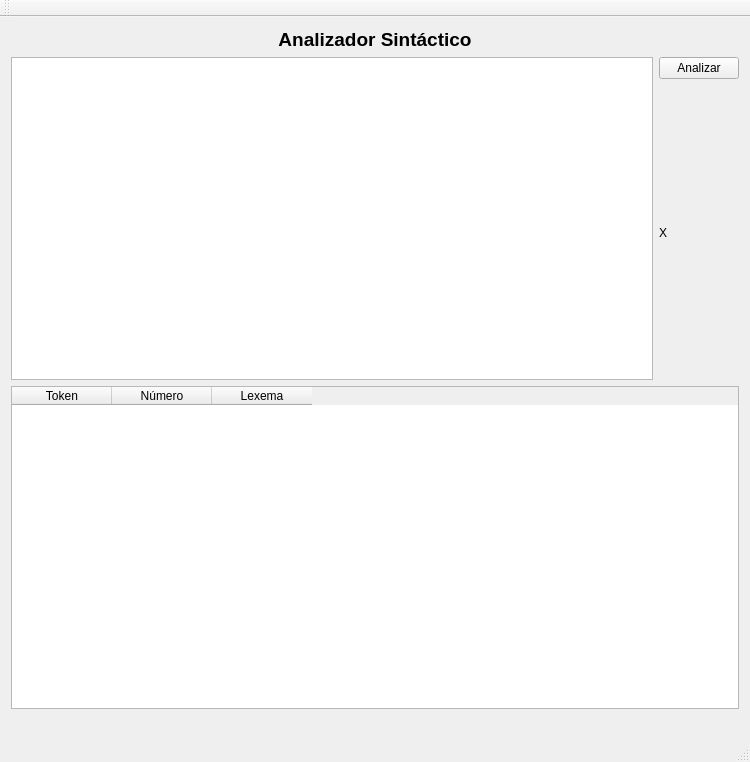
Before: the Qt Designer form SyntacticAnalyzer/mainwindow.ui in raaul19/SyntacticAnalyzer, drawn with Qt 5.
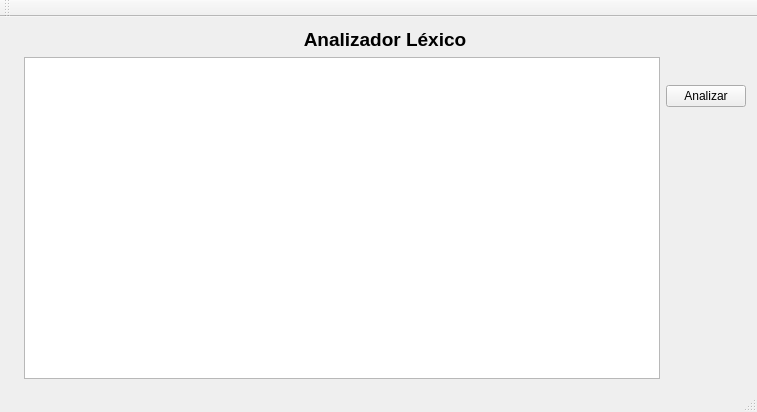
After: the same form once the commit is applied. Icons and pictures are not drawn.

Patch:
```diff
--- a/SyntacticAnalyzer/mainwindow.ui
+++ b/SyntacticAnalyzer/mainwindow.ui
@@ -6,16 +6,23 @@
    <rect>
     <x>0</x>
     <y>0</y>
-    <width>750</width>
-    <height>762</height>
+    <width>757</width>
+    <height>412</height>
    </rect>
   </property>
   <property name="windowTitle">
    <string>SintacticAnalyzer</string>
   </property>
   <widget class="QWidget" name="centralWidget">
-   <layout class="QGridLayout" name="gridLayout_3">
+   <layout class="QGridLayout" name="gridLayout_2">
     <item row="0" column="0">
+     <widget class="QLabel" name="label">
+      <property name="text">
+       <string/>
+      </property>
+     </widget>
+    </item>
+    <item row="0" column="1">
      <widget class="QLabel" name="Title">
       <property name="font">
        <font>
@@ -25,64 +32,75 @@
        </font>
       </property>
       <property name="text">
-       <string>Analizador Sintáctico</string>
+       <string>Analizador Léxico</string>
       </property>
       <property name="alignment">
        <set>Qt::AlignCenter</set>
       </property>
      </widget>
     </item>
-    <item row="1" column="0">
-     <layout class="QGridLayout" name="gridLayout_2">
-      <item row="0" column="0">
-       <widget class="QTextEdit" name="textTE"/>
-      </item>
+    <item row="1" column="1">
+     <layout class="QGridLayout" name="gridLayout">
       <item row="0" column="1">
-       <layout class="QGridLayout" name="gridLayout">
-        <item row="0" column="0">
+       <layout class="QVBoxLayout" name="verticalLayout">
+        <item>
          <widget class="QPushButton" name="analyzeBT">
           <property name="text">
            <string>Analizar</string>
           </property>
          </widget>
         </item>
-        <item row="1" column="0">
-         <widget class="QLabel" name="isValidLE">
+        <item>
+         <widget class="QLabel" name="checkLB">
+          <property name="enabled">
+           <bool>false</bool>
+          </property>
+          <property name="maximumSize">
+           <size>
+            <width>89</width>
+            <height>87</height>
+           </size>
+          </property>
           <property name="text">
-           <string>X</string>
+           <string/>
+          </property>
+          <property name="pixmap">
+           <pixmap resource="resource.qrc">:/images/check.png</pixmap>
+          </property>
+          <property name="scaledContents">
+           <bool>true</bool>
+          </property>
+         </widget>
+        </item>
+        <item>
+         <widget class="QLabel" name="crossLB">
+          <property name="enabled">
+           <bool>false</bool>
+          </property>
+          <property name="maximumSize">
+           <size>
+            <width>89</width>
+            <height>87</height>
+           </size>
+          </property>
+          <property name="text">
+           <string/>
+          </property>
+          <property name="pixmap">
+           <pixmap resource="resource.qrc">:/images/cross.png</pixmap>
+          </property>
+          <property name="scaledContents">
+           <bool>true</bool>
           </property>
          </widget>
         </item>
        </layout>
       </item>
+      <item row="0" column="0">
+       <widget class="QTextEdit" name="textTE"/>
+      </item>
      </layout>
     </item>
-    <item row="2" column="0">
-     <widget class="QTableWidget" name="tokensTableTG">
-      <column>
-       <property name="text">
-        <string>Token</string>
-       </property>
-      </column>
-      <column>
-       <property name="text">
-        <string>Número</string>
-       </property>
-      </column>
-      <column>
-       <property name="text">
-        <string>Lexema</string>
-       </property>
-      </column>
-     </widget>
-    </item>
-    <item row="3" column="0">
-     <widget class="QLabel" name="label">
-      <property name="text">
-       <string/>
-      </property>
-     </widget>
-    </item>
    </layout>
    <zorder>label</zorder>
    <zorder>Title</zorder>
```
Left out of the diff: 16 changed lines with no effect on the pictures.
